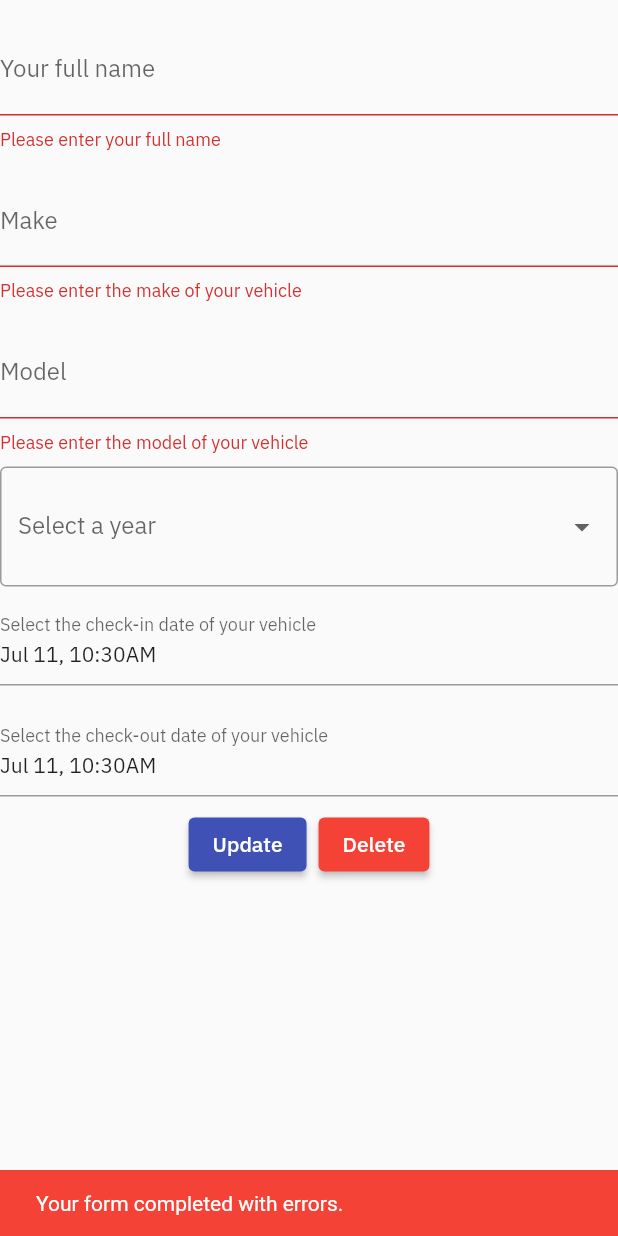
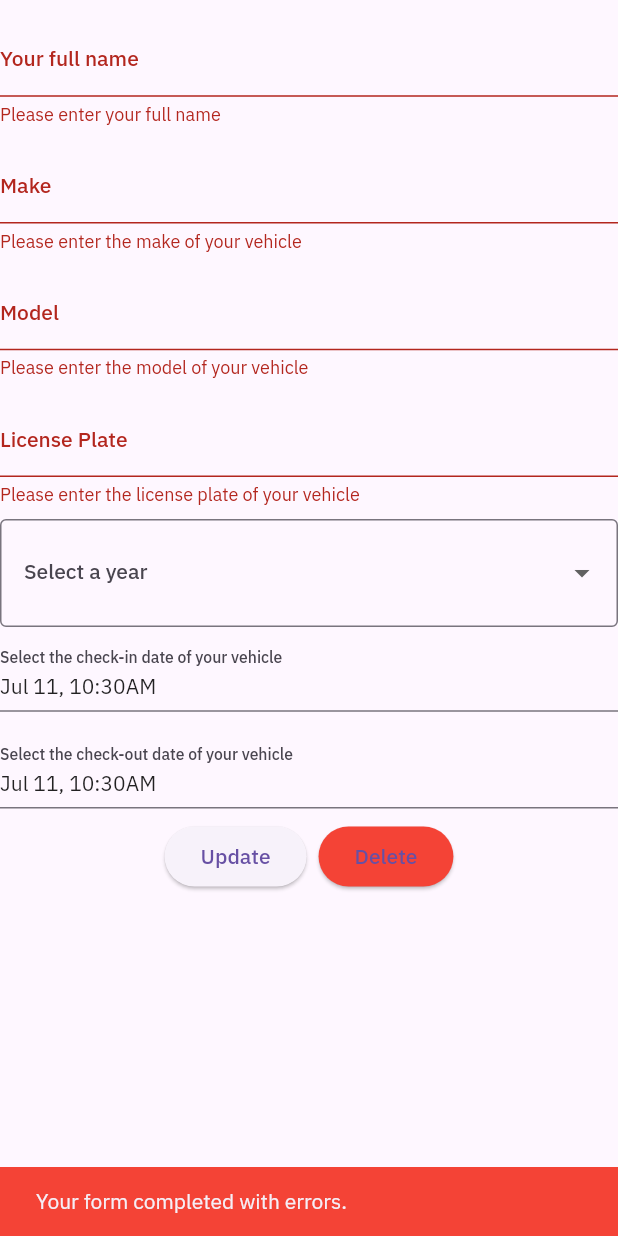
Before and after one commit to bmclachlin1/Parky, a Flutter app: the UpdateVehicleForm widget shown alone on an empty page, opened directly with empty values, after a tap on "Update", on a phone screen of 412 x 824 dp. Run offline on Flutter 3.47's test engine with Material 2 defaults, Android fonts, the phone set to English and light mode, and no system bars; our stand-ins replace cloud_firestore, equatable, firebase_auth, firebase_core, flutter_dotenv, google_fonts and 1 more; missing offline and left inert: firebase_ui_auth, firebase_ui_oauth_google; accounts and stored records are empty; generated files the repository leaves out were written again.

Commit message:
Use material3 for root app. Add license plate to vehicle model and forms.

```diff
--- a/lib/components/add_vehicle_form.dart
+++ b/lib/components/add_vehicle_form.dart
@@ -29,6 +29,7 @@ class _AddVehicleFormState extends State<AddVehicleForm> {
   String? _make;
   String? _model;
   String? _userDisplayName;
+  String? _licensePlate;
   int? _year;
   DateTime? _checkOutDate;
 
@@ -46,6 +47,7 @@ class _AddVehicleFormState extends State<AddVehicleForm> {
       final jsonVehicle = {
         "make": _make,
         "model": _model,
+        "licensePlate": _licensePlate,
         "year": _year,
         "checkInDate": _curr,
         "userId": FirebaseAuth.instance.currentUser?.uid,
@@ -120,6 +122,19 @@ class _AddVehicleFormState extends State<AddVehicleForm> {
               validator: (value) {
                 if (FormValidators.stringFieldValidatorCondition(value)) {
                   return 'Please enter the model of your vehicle';
+                }
+                return null;
+              },
+            ),
+            FormFieldBuilders.buildTextFormField(
+              labelText: 'License Plate',
+              hintText: 'Enter the license plate of your vehicle',
+              onSaved: (value) {
+                setState(() => _licensePlate = value);
+              },
+              validator: (value) {
+                if (FormValidators.stringFieldValidatorCondition(value)) {
+                  return 'Please enter the license plate of your vehicle';
                 }
                 return null;
               },
--- a/lib/components/pages/locations_page.dart
+++ b/lib/components/pages/locations_page.dart
@@ -43,6 +43,7 @@ class _LocationsPageState extends State<LocationsPage> {
                   return Padding(
                     padding: const EdgeInsets.all(32.0),
                     child: Column(
+                      mainAxisAlignment: MainAxisAlignment.center,
                       children: [
                         Text("Welcome to Parky!",
                             style: theme.textTheme.headlineMedium!.copyWith(
--- a/lib/components/update_vehicle_form.dart
+++ b/lib/components/update_vehicle_form.dart
@@ -21,6 +21,7 @@ class _UpdateVehicleFormState extends State<UpdateVehicleForm> {
     _userId = widget.vehicle.userId;
     _make = widget.vehicle.make;
     _model = widget.vehicle.model;
+    _licensePlate = widget.vehicle.licensePlate;
     _userDisplayName = widget.vehicle.userDisplayName;
     _year = widget.vehicle.year;
     _checkInDate = widget.vehicle.checkInDate.toDate();
@@ -35,6 +36,7 @@ class _UpdateVehicleFormState extends State<UpdateVehicleForm> {
   String? _userId;
   String? _make;
   String? _model;
+  String? _licensePlate;
   String? _userDisplayName;
   int? _year;
   DateTime? _checkInDate;
@@ -51,6 +53,7 @@ class _UpdateVehicleFormState extends State<UpdateVehicleForm> {
         'make': _make,
         'model': _model,
         'year': _year,
+        'licensePlate': _licensePlate,
         'userDisplayName': _userDisplayName,
         'userId': _userId,
         'checkInDate': _checkInDate,
@@ -154,6 +157,20 @@ class _UpdateVehicleFormState extends State<UpdateVehicleForm> {
               validator: (value) {
                 if (FormValidators.stringFieldValidatorCondition(value)) {
                   return 'Please enter the model of your vehicle';
+                }
+                return null;
+              },
+            ),
+            FormFieldBuilders.buildTextFormField(
+              initialValue: _licensePlate,
+              labelText: 'License Plate',
+              hintText: 'Enter the license plate of your vehicle',
+              onSaved: (value) {
+                setState(() => _licensePlate = value);
+              },
+              validator: (value) {
+                if (FormValidators.stringFieldValidatorCondition(value)) {
+                  return 'Please enter the license plate of your vehicle';
                 }
                 return null;
               },
--- a/lib/main.dart
+++ b/lib/main.dart
@@ -39,7 +39,10 @@ class Parky extends StatelessWidget {
     return MaterialApp(
       debugShowCheckedModeBanner: false,
       theme: ThemeData(
-          primarySwatch: Colors.indigo,
+          appBarTheme: const AppBarTheme(
+              foregroundColor: Colors.white, backgroundColor: Colors.indigo),
+          useMaterial3: true,
+          dividerColor: Colors.transparent,
           textTheme:
               GoogleFonts.ibmPlexSansTextTheme(Theme.of(context).textTheme)),
       initialRoute: '/',
--- a/lib/models/vehicle.dart
+++ b/lib/models/vehicle.dart
@@ -6,6 +6,7 @@ class Vehicle extends Equatable {
   final String locationId;
   final String make;
   final String model;
+  final String licensePlate;
   final int year;
   final String userId;
   final String userDisplayName;
@@ -17,6 +18,7 @@ class Vehicle extends Equatable {
       required this.locationId,
       required this.make,
       required this.model,
+      required this.licensePlate,
       required this.year,
       required this.userId,
       required this.userDisplayName,
@@ -25,6 +27,7 @@ class Vehicle extends Equatable {
 
   factory Vehicle.fromJson(Map<String, dynamic> json) {
     return Vehicle(
+        licensePlate: json['licensePlate'],
         documentId: json['id'],
         locationId: json['locationId'],
         make: json['make'],
@@ -37,6 +40,7 @@ class Vehicle extends Equatable {
   }
 
   Map<String, dynamic> toJson() => {
+        'licensePlate': licensePlate,
         'id': documentId,
         'locationId': locationId,
         'make': make,
@@ -54,11 +58,12 @@ class Vehicle extends Equatable {
         locationId,
         make,
         model,
+        licensePlate,
         year,
         userId,
         userDisplayName,
         checkInDate,
-        checkOutDate
+        checkOutDate,
       ];
 
   @override
```
